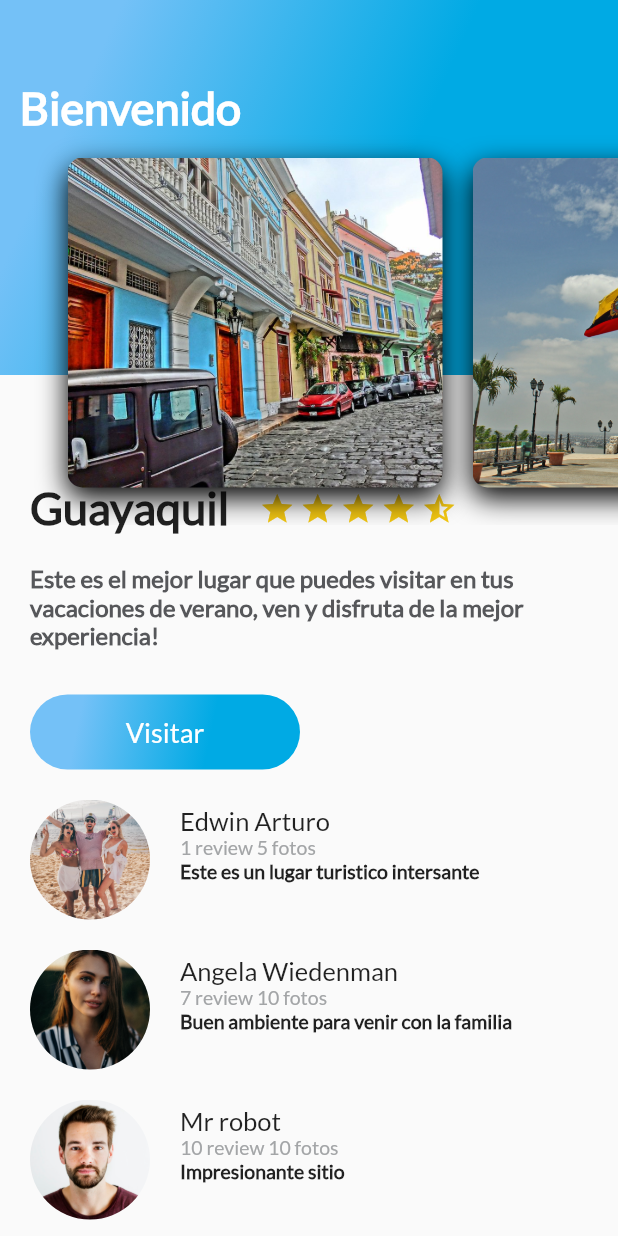
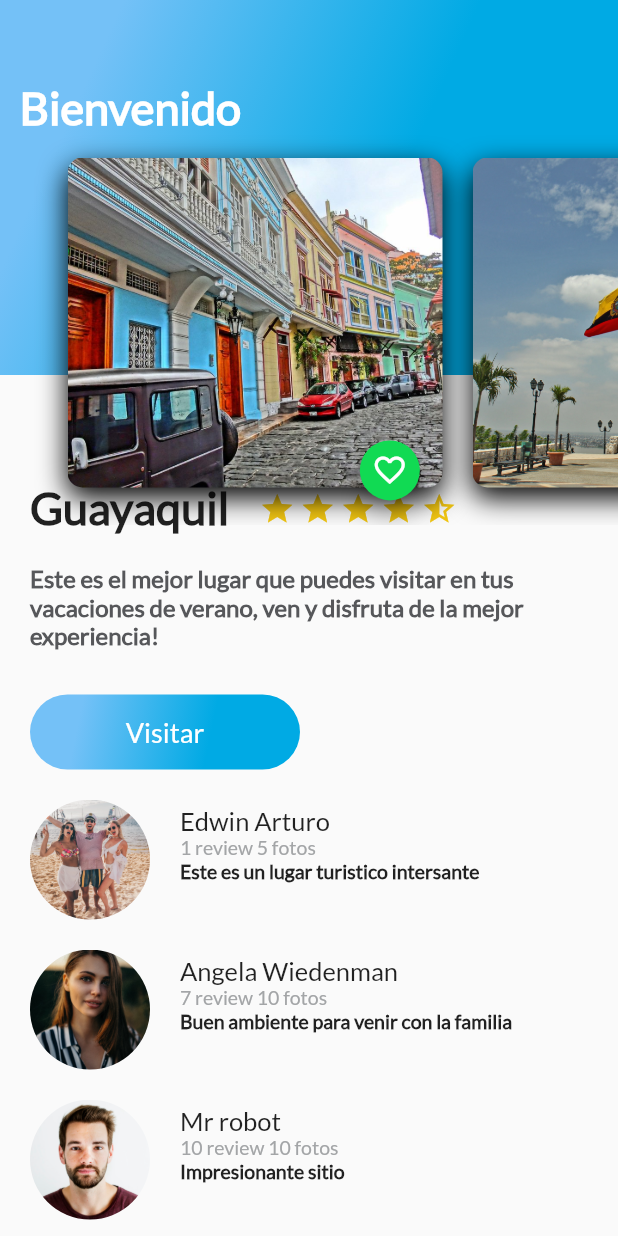
Before and after one commit to arturocas98/tripadvisor-flutter, a Flutter app: the screen it shows after launch, on a phone screen of 412 x 824 dp. Run offline on Flutter 3.47's test engine with Material 2 defaults, Android fonts, the phone set to English and light mode, and no system bars.

Commit message:
floating action button

```diff
--- a/lib/card_image.dart
+++ b/lib/card_image.dart
@@ -1,4 +1,5 @@
 import 'package:flutter/material.dart';
+import 'package:tripadvisor_flutter/floating_action_button.dart';
 
 class CardImage extends StatelessWidget{
   String path_image = "assets/img/guayaquil.jpg";
@@ -29,6 +30,13 @@ class CardImage extends StatelessWidget{
         ]
       ),
     );
-    return card;
+    return Stack(
+
+      alignment: Alignment(0.9,1.1),
+      children: <Widget>[
+        card,
+        FloatingActionButtonElement()
+      ],
+    );
   }
 }
--- /dev/null
+++ b/lib/floating_action_button.dart
@@ -0,0 +1,33 @@
+import 'package:flutter/material.dart';
+
+class FloatingActionButtonElement extends StatefulWidget {
+  @override
+  State<StatefulWidget> createState() {
+    // TODO: implement createState
+    return _FloatingActionButton();
+  }
+}
+
+class _FloatingActionButton extends State<FloatingActionButtonElement>{
+  bool is_presed = false;
+  void onPressedFav(){
+
+      Scaffold.of(context).showSnackBar(SnackBar(
+        content: Text("Agregaste a tus favoritos"),
+      ));
+      setState(() {
+        this.is_presed = true;
+      });
+  }
+  @override
+  Widget build(BuildContext context) {
+    // TODO: implement build
+    return FloatingActionButton(
+      backgroundColor: Color(0xFF11DA53),
+      mini:true,
+      tooltip: "Favorito",
+      onPressed:onPressedFav,
+      child: this.is_presed ?Icon(Icons.favorite):Icon(Icons.favorite_border),
+    );
+  }
+}
```
